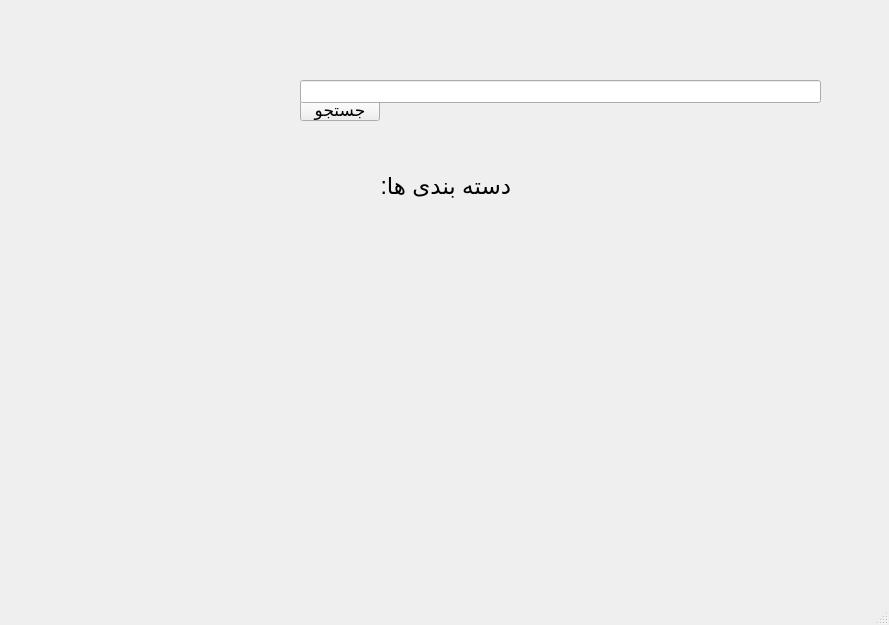
Before: the Qt Designer form main.ui in rezazamoh/kalayab, drawn with Qt 5.
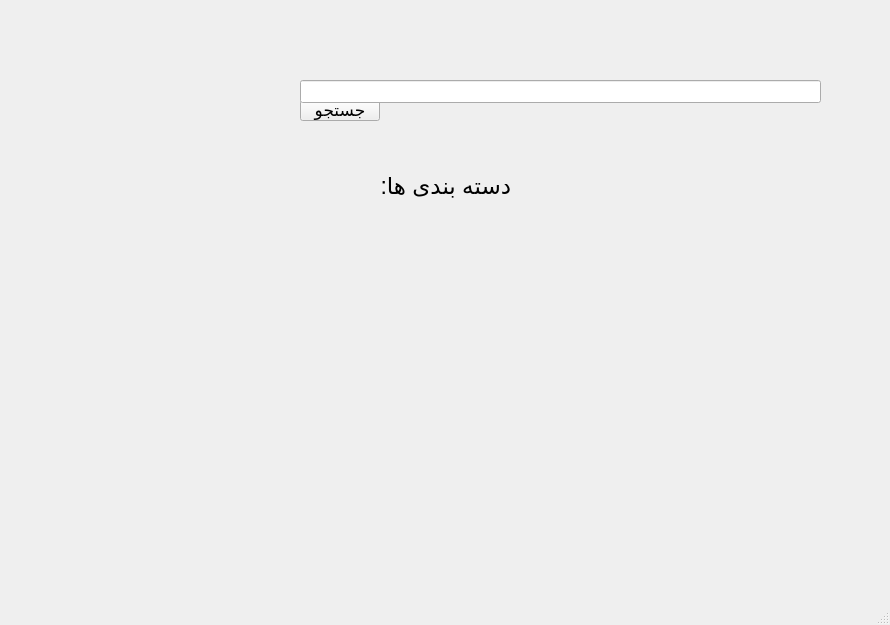
After: the same form once the commit is applied. Icons and pictures are not drawn.

Diff of the .ui file:
```diff
--- a/main.ui
+++ b/main.ui
@@ -6,10 +6,16 @@
    <rect>
     <x>0</x>
     <y>0</y>
-    <width>889</width>
+    <width>890</width>
     <height>625</height>
    </rect>
   </property>
+  <property name="sizePolicy">
+   <sizepolicy hsizetype="Fixed" vsizetype="Fixed">
+    <horstretch>0</horstretch>
+    <verstretch>0</verstretch>
+   </sizepolicy>
+  </property>
   <property name="windowTitle">
    <string>KalaYab</string>
   </property>
```
